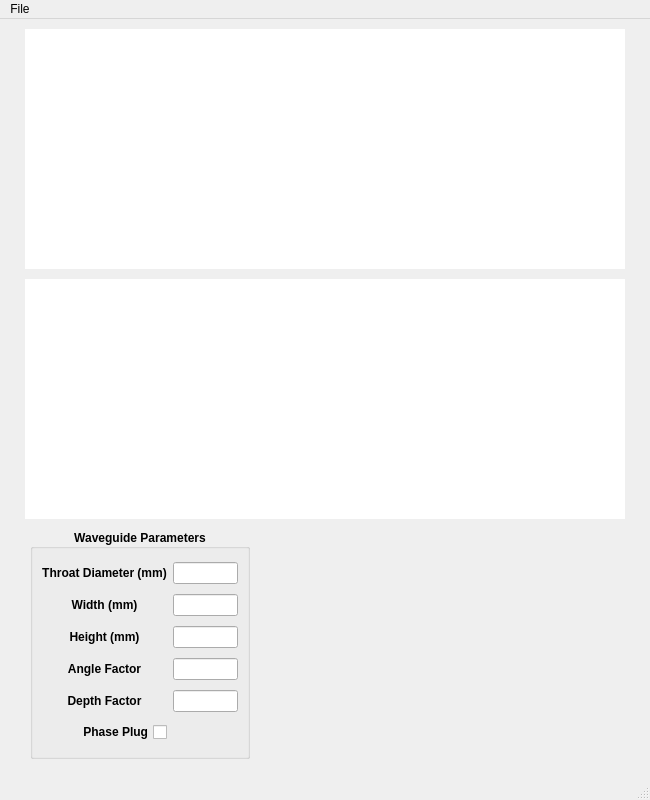
Qt form mainGUI.ui (garciachristian829/Waveguide-Designer) before a commit.
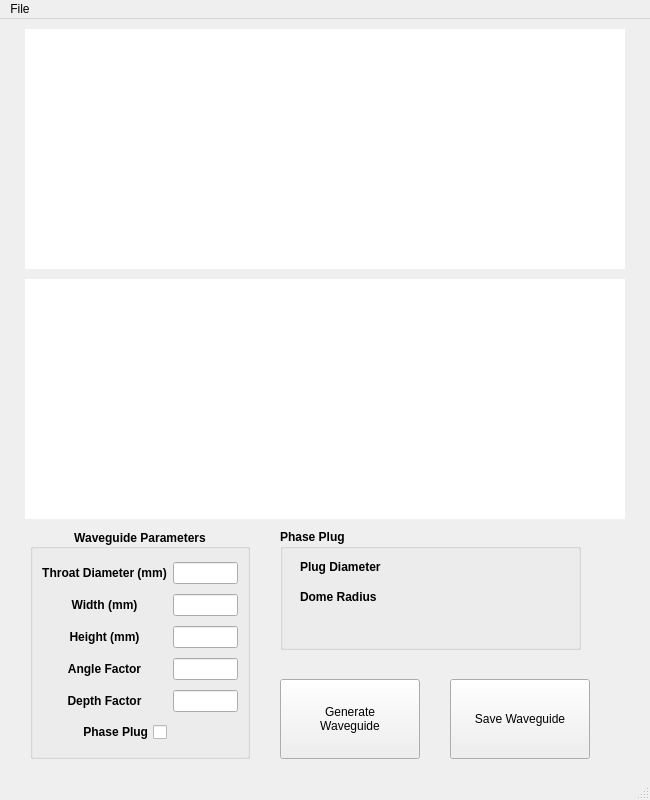
The same form after that commit.

Commit message: Made changes to UI by adding phase plug info and finding out checkbox can make the phaseplug groupBox blocked out if user desires to not use it.

What changed in the file:
```diff
--- a/mainGUI.ui
+++ b/mainGUI.ui
@@ -971,6 +971,79 @@
      </item>
     </layout>
    </widget>
+   <widget class="QPushButton" name="pushButton_generate_waveguide">
+    <property name="geometry">
+     <rect>
+      <x>280</x>
+      <y>660</y>
+      <width>140</width>
+      <height>80</height>
+     </rect>
+    </property>
+    <property name="text">
+     <string>Generate 
+Waveguide</string>
+    </property>
+   </widget>
+   <widget class="QPushButton" name="pushButton_save_button">
+    <property name="geometry">
+     <rect>
+      <x>450</x>
+      <y>660</y>
+      <width>140</width>
+      <height>80</height>
+     </rect>
+    </property>
+    <property name="text">
+     <string>Save Waveguide</string>
+    </property>
+   </widget>
+   <widget class="QGroupBox" name="groupBox_phaseplug">
+    <property name="geometry">
+     <rect>
+      <x>280</x>
+      <y>510</y>
+      <width>301</width>
+      <height>121</height>
+     </rect>
+    </property>
+    <property name="font">
+     <font>
+      <pointsize>9</pointsize>
+      <weight>75</weight>
+      <bold>true</bold>
+     </font>
+    </property>
+    <property name="title">
+     <string>Phase Plug</string>
+    </property>
+    <widget class="QLabel" name="label_6">
+     <property name="geometry">
+      <rect>
+       <x>20</x>
+       <y>30</y>
+       <width>91</width>
+       <height>16</height>
+      </rect>
+     </property>
+     <property name="text">
+      <string>Plug Diameter</string>
+     </property>
+    </widget>
+    <widget class="QLabel" name="label_7">
+     <property name="geometry">
+      <rect>
+       <x>20</x>
+       <y>60</y>
+       <width>91</width>
+       <height>16</height>
+      </rect>
+     </property>
+     <property name="text">
+      <string>Dome Radius</string>
+     </property>
+    </widget>
+   </widget>
   </widget>
   <widget class="QMenuBar" name="menubar">
    <property name="geometry">
```
Left out of the diff: 2 changed lines with no effect on the pictures.
